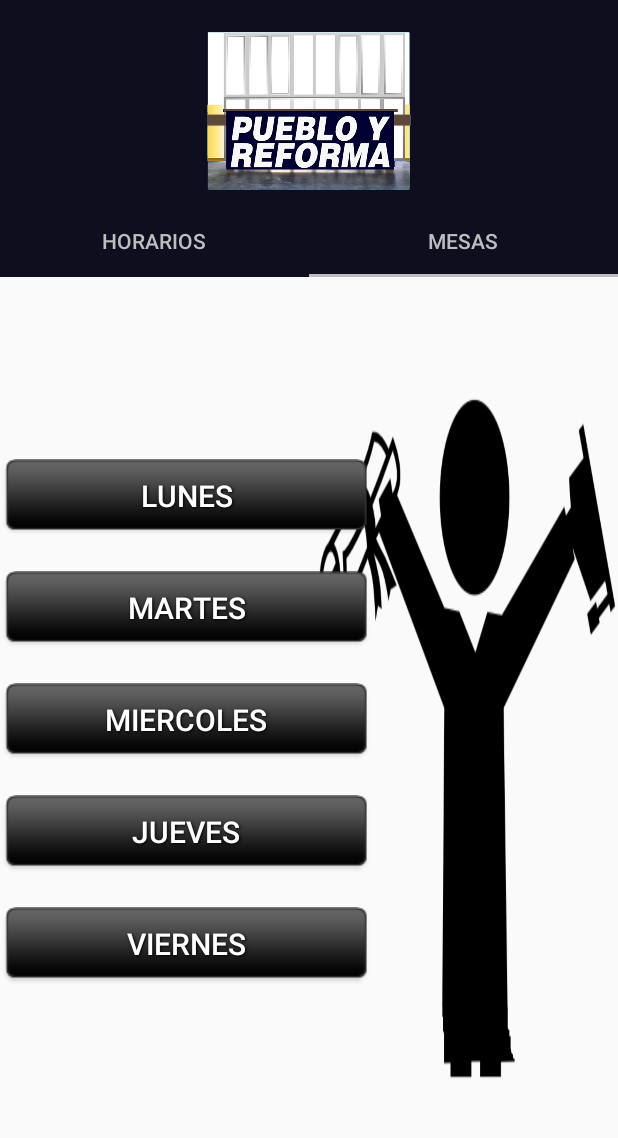
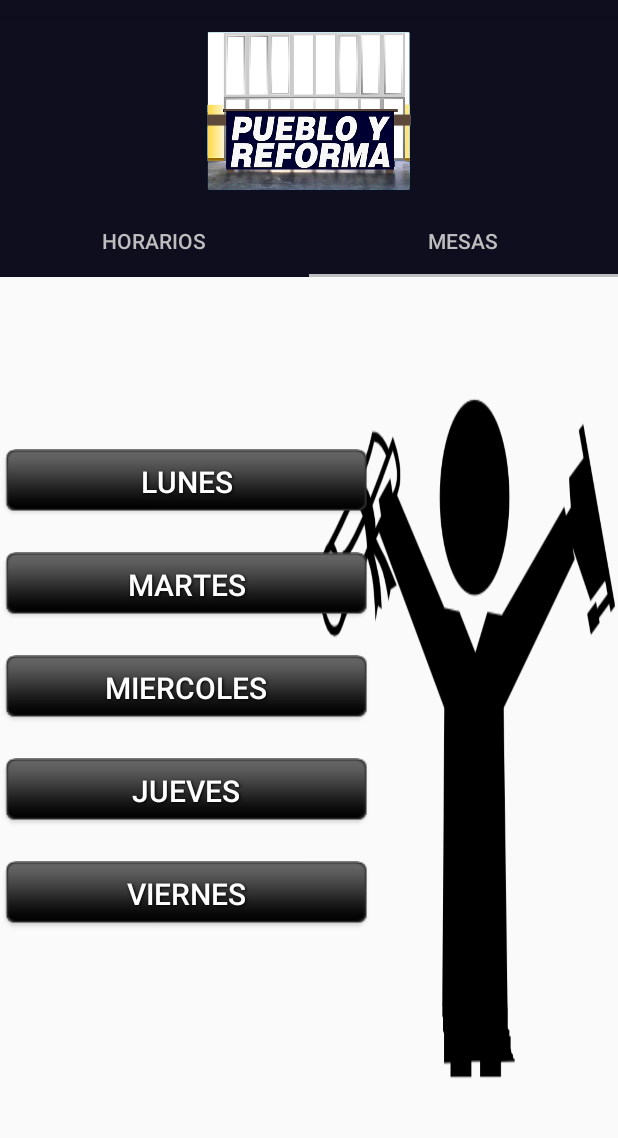
Before and after one commit to lukini26/PyR, an Android app: the FragmentHorarios screen opened directly, with no data from a screen before it, tab 2 chosen, on a phone screen of 412 x 824 dp, the part 67-1205 px from its top. Run offline under Robolectric (Android 15) with nearby library versions, the phone set to English and light mode, and no system bars; our stand-ins replace Firebase (no records; nobody signed in at launch, a user with empty details on screens opened directly).

Commit message:
falta arreglar cami y otros  , landscape agregado

```diff
--- a/app/src/main/java/ar/com/puebloyreforma/pyr/MainActivity.java
+++ b/app/src/main/java/ar/com/puebloyreforma/pyr/MainActivity.java
@@ -16,7 +16,7 @@ public class MainActivity extends AppCompatActivity {
 
 
 
-    private static int SPLASH_TIME_OUT  = 1500 ;
+    private static int SPLASH_TIME_OUT  = 2000 ;
 
 
     @Override
--- a/app/src/main/java/ar/com/puebloyreforma/pyr/NoticiasActivity.java
+++ b/app/src/main/java/ar/com/puebloyreforma/pyr/NoticiasActivity.java
@@ -49,6 +49,7 @@ import com.squareup.picasso.Picasso;
 import java.io.File;
 import java.net.URI;
 import java.util.ArrayList;
+
 
 public class NoticiasActivity extends MyAppCompatActivity {
 
--- a/app/src/main/java/ar/com/puebloyreforma/pyr/ViewPagerAdapter.java
+++ b/app/src/main/java/ar/com/puebloyreforma/pyr/ViewPagerAdapter.java
@@ -54,7 +54,7 @@ public class ViewPagerAdapter extends PagerAdapter{
             Picasso.with(activity.getApplicationContext())
                     .load(images[position])
                     //.placeholder(R.mipmap.pyricon)
-                    //.error(R.mipmap.pyricon)
+                    .error(R.mipmap.pyricon)
                     .into(image);
 
         }
--- /dev/null
+++ b/app/src/main/res/layout-land/activity_informacion.xml
@@ -0,0 +1,85 @@
+<?xml version="1.0" encoding="utf-8"?>
+
+<FrameLayout xmlns:android="http://schemas.android.com/apk/res/android"
+    xmlns:app="http://schemas.android.com/apk/res-auto"
+    xmlns:tools="http://schemas.android.com/tools"
+    android:layout_width="match_parent"
+    android:layout_height="match_parent"
+    tools:context=".InformacionActivity">
+
+
+<LinearLayout
+    android:layout_width="match_parent"
+    android:layout_height="match_parent"
+    android:orientation="vertical"
+    tools:context= ".InformacionActivity">
+
+
+    <android.support.design.widget.AppBarLayout
+        android:layout_width="match_parent"
+        android:layout_height="125dp"
+        android:gravity="center"
+        app:elevation="0dp"
+        android:id="@+id/appbarid">
+
+        <ImageView
+            android:layout_width="330dp"
+            android:layout_height="170dp"
+            android:padding= "10dp"
+            android:src="@drawable/mesafinal"
+            />
+    </android.support.design.widget.AppBarLayout>
+           <android.support.design.widget.TabLayout
+               android:layout_width="match_parent"
+               android:layout_height="wrap_content"
+               app:tabGravity="fill"
+               app:tabMode="fixed"
+               android:id="@+id/tablayout_id"
+               app:tabTextColor="@color/textcolor"
+               app:tabIndicatorColor="@color/textcolor"
+               android:background="@color/colorPrimary"
+               ></android.support.design.widget.TabLayout>
+
+            <android.support.v4.view.ViewPager
+                android:layout_width="match_parent"
+                android:layout_height="match_parent"
+                android:id="@+id/ViewPager_info">
+
+
+
+
+            </android.support.v4.view.ViewPager>
+
+
+
+
+
+
+
+
+
+</LinearLayout>
+
+
+
+
+
+
+
+
+
+
+
+
+
+
+
+
+
+
+
+
+
+
+
+    </FrameLayout>
--- /dev/null
+++ b/app/src/main/res/layout-land/activity_navigation_drawer.xml
@@ -0,0 +1,85 @@
+<?xml version="1.0" encoding="utf-8"?>
+<android.support.design.widget.CoordinatorLayout xmlns:android="http://schemas.android.com/apk/res/android"
+    xmlns:app="http://schemas.android.com/apk/res-auto"
+    xmlns:tools="http://schemas.android.com/tools"
+    android:layout_width="match_parent"
+    android:layout_height="match_parent"
+    android:fitsSystemWindows="true"
+    tools:context=".MyAppCompatActivity">
+
+    <android.support.design.widget.AppBarLayout
+
+        android:layout_width="match_parent"
+        android:layout_height="?attr/actionBarSize"
+        android:theme="@style/AppTheme" >
+
+        <android.support.v7.widget.Toolbar
+
+            android:id="@+id/toolbar"
+            android:layout_width="match_parent"
+            android:layout_height="160dp"
+            android:background="?attr/colorPrimary"
+            app:popupTheme="@style/AppTheme" >
+
+        <RelativeLayout
+            android:layout_width="wrap_content"
+            android:layout_height="wrap_content">
+
+            <ImageView
+                android:layout_width="wrap_content"
+                android:layout_height="wrap_content"
+                android:layout_alignParentEnd="true"
+                android:layout_alignParentTop="true"
+
+
+                android:layout_marginStart="460dp"
+                android:layout_marginBottom="115dp"
+
+
+
+                android:src="@drawable/logo2018png" />
+
+
+
+
+        </RelativeLayout>
+
+
+
+
+
+
+
+        </android.support.v7.widget.Toolbar>
+
+    </android.support.design.widget.AppBarLayout>
+
+    <android.support.v4.widget.DrawerLayout
+
+        android:layout_width="match_parent"
+        android:layout_height="match_parent"
+        android:id="@+id/drawer_layout"
+        app:layout_behavior="@string/appbar_scrolling_view_behavior"
+        tools:openDrawer="start">
+
+        <RelativeLayout
+
+            android:layout_width="match_parent"
+            android:layout_height="match_parent"
+            android:id="@+id/content" />
+
+        <android.support.design.widget.NavigationView
+            app:headerLayout = "@layout/menuheader"
+            android:id="@+id/nav_view"
+            android:background="@color/colorPrimary"
+            app:itemTextColor="@color/white"
+            app:itemIconTint="@color/white"
+            android:layout_width="wrap_content"
+            android:layout_height="match_parent"
+            android:layout_gravity="start"
+            android:fitsSystemWindows="true"
+            app:menu="@menu/drawermenu" />
+
+    </android.support.v4.widget.DrawerLayout>
+
+</android.support.design.widget.CoordinatorLayout>
--- /dev/null
+++ b/app/src/main/res/layout-land/mesas_fragment.xml
@@ -0,0 +1,69 @@
+<?xml version="1.0" encoding="utf-8"?>
+<LinearLayout xmlns:android="http://schemas.android.com/apk/res/android"
+    android:orientation="horizontal"
+    android:layout_width="match_parent"
+    android:layout_height="match_parent"
+    android:gravity="center"
+
+    >
+
+
+    <View
+        android:layout_width="0dp"
+        android:layout_height="20dp"
+        android:layout_weight="0" />
+    <Button
+        android:id="@+id/lunes"
+        style="@style/BlackButton"
+        android:layout_width="110dp"
+        android:layout_height="170dp"
+        android:background="@drawable/bb"
+        android:text="Lunes" />
+
+
+        <Button
+        android:id="@+id/martes"
+
+        style="@style/BlackButton"
+        android:layout_width="110dp"
+        android:layout_height="170dp"
+        android:background="@drawable/bb"
+        android:text="martes"/>
+
+    <Button
+        android:id="@+id/asd"
+        android:layout_width="140dp"
+        android:layout_height="170dp"
+        style="@style/BlackButton"
+        android:background="@drawable/bb"
+        android:text="miercoles" />
+
+
+
+    <Button
+        android:id="@+id/jueves"
+        style="@style/BlackButton"
+        android:background="@drawable/bb"
+        android:layout_width="110dp"
+        android:layout_height="170dp"
+        android:text="Jueves" />
+
+
+    <Button
+        android:id="@+id/viernes"
+        style="@style/BlackButton"
+        android:background="@drawable/bb"
+        android:layout_width="120dp"
+        android:layout_height="170dp"
+        android:text="viernes" />
+
+    <Button
+        android:id="@+id/mierco"
+        style="@style/BlackButton"
+        android:layout_width="1dp"
+        android:layout_height="1dp"
+        android:background="@drawable/bb"
+        android:text="Miercoles"
+        android:visibility="invisible" />
+
+</LinearLayout>
--- a/app/src/main/res/layout/activity_main.xml
+++ b/app/src/main/res/layout/activity_main.xml
@@ -11,8 +11,10 @@
     android:background="@color/colorPrimaryDark"
     tools:context="ar.com.puebloyreforma.pyr.MainActivity">
     <ImageView
-        android:layout_width="wrap_content"
-        android:layout_height="wrap_content"
+        android:layout_width="250dp"
+        android:layout_height="250dp"
+        android:layout_centerHorizontal="true"
+        android:layout_centerVertical="true"
         android:src="@drawable/logo2018png"/>
 
 
--- a/app/src/main/res/layout/mesas_fragment.xml
+++ b/app/src/main/res/layout/mesas_fragment.xml
@@ -5,16 +5,13 @@
     android:gravity="left|center"
     android:background="@drawable/tipitto">
 
-    <View
-        android:layout_width="0dp"
-        android:layout_height="50dp"
-        android:layout_weight="0" />
+
 
     <Button
         android:id="@+id/lunes"
         style="@style/BlackButton"
         android:layout_width="242dp"
-        android:layout_height="wrap_content"
+        android:layout_height="42dp"
         android:background="@drawable/bb"
         android:text="Lunes" />
     <View
@@ -25,7 +22,7 @@
     <Button
         android:id="@+id/martes"
         android:layout_width="242dp"
-        android:layout_height="wrap_content"
+        android:layout_height="42dp"
         style="@style/BlackButton"
         android:background="@drawable/bb"
         android:text="Martes" />
@@ -36,7 +33,7 @@
     <Button
         android:id="@+id/asd"
         android:layout_width="242dp"
-        android:layout_height="wrap_content"
+        android:layout_height="42dp"
         style="@style/BlackButton"
         android:background="@drawable/bb"
         android:text="miercoles" />
@@ -55,7 +52,7 @@
         style="@style/BlackButton"
         android:background="@drawable/bb"
         android:layout_width="242dp"
-        android:layout_height="wrap_content"
+        android:layout_height="42dp"
         android:text="Jueves" />
 
     <View
@@ -67,12 +64,12 @@
         style="@style/BlackButton"
         android:background="@drawable/bb"
         android:layout_width="242dp"
-        android:layout_height="wrap_content"
+        android:layout_height="42dp"
         android:text="Viernes" />
     <Button
         android:id="@+id/mierco"
         android:layout_width="242dp"
-        android:layout_height="wrap_content"
+        android:layout_height="42dp"
         style="@style/BlackButton"
         android:background="@drawable/bb"
         android:text="Miercoles"
```
Also changed, not shown: app/build.gradle (+5 -2 lines), app/src/main/res/layout-land/activity_calendar2.xml (added, +33 -0 lines), app/src/main/res/layout-land/activity_contacto.xml (added, +114 -0 lines), app/src/main/res/layout-land/activity_pdfs.xml (added, +46 -0 lines), app/src/main/res/layout-land/horarios_fragment.xml (added, +38 -0 lines), app/src/main/res/layout-land/reglamento_fragment.xml (added, +25 -0 lines), 3 other files.
